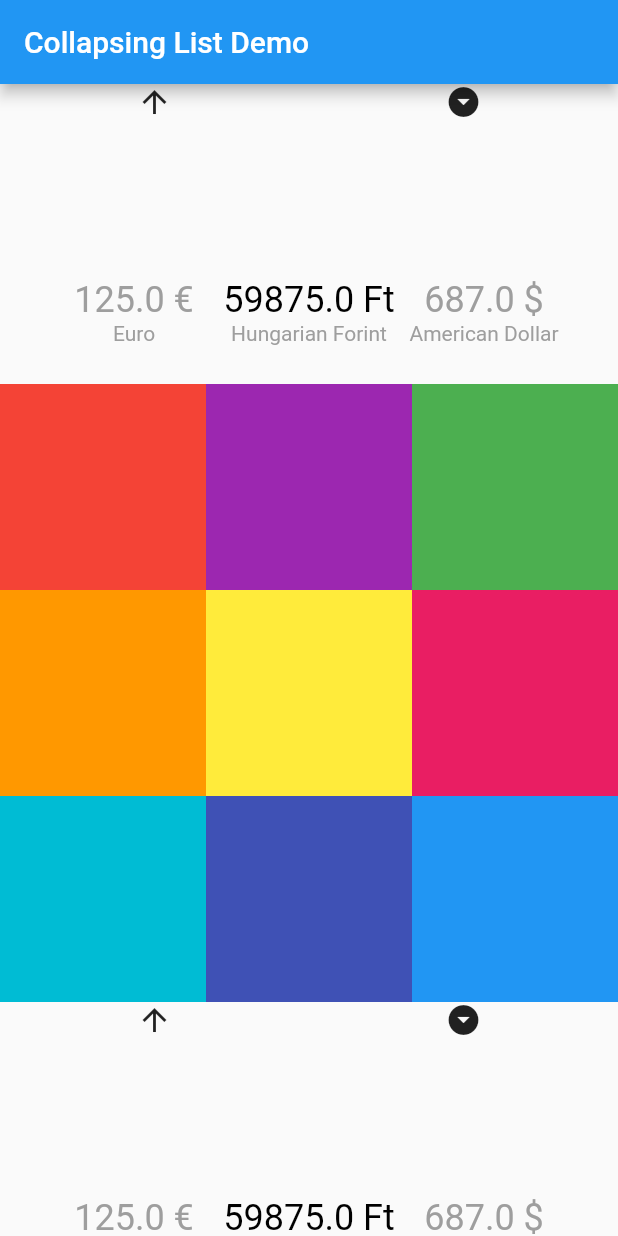
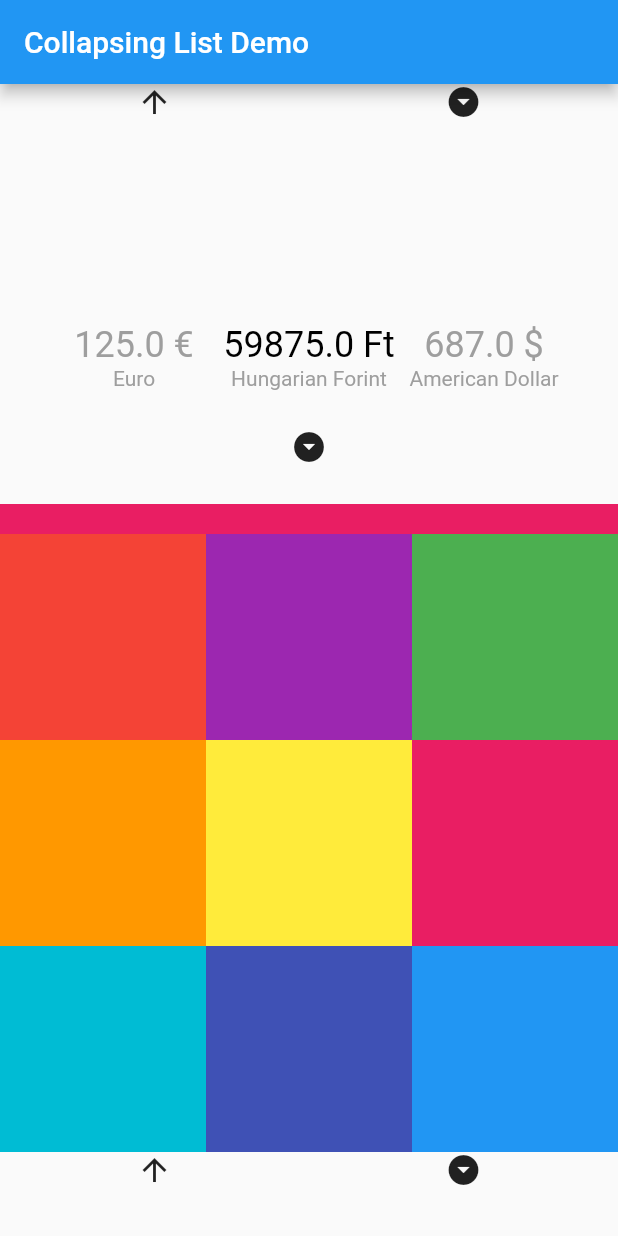
Before and after one commit to pappd/UIDemo, a Flutter app: the screen it shows after launch, on a phone screen of 412 x 824 dp. Run offline on Flutter 3.47's test engine with Material 2 defaults, Android fonts, the light colour scheme and no system bars.

Commit message:
add animated column

```diff
--- /dev/null
+++ b/lib/animated_column.dart
@@ -0,0 +1,36 @@
+import 'package:flutter/material.dart';
+
+class AnimatedColumn extends StatelessWidget {
+  final Widget top;
+  final Widget main;
+  final Widget bottom;
+  final double scale;
+  const AnimatedColumn(this.top, this.main, this.bottom,
+      {Key key, this.scale = 1})
+      : super(key: key);
+
+  @override
+  Widget build(BuildContext context) {
+    return Column(
+      mainAxisAlignment: MainAxisAlignment.end,
+      children: <Widget>[
+        Visibility(
+          child: Opacity(
+            child: top,
+            opacity: scale,
+          ),
+          visible: scale > 0.5,
+        ),
+        Spacer(),
+        main,
+        ClipRect(
+          child: Align(
+            alignment: Alignment.topCenter,
+            heightFactor: -(scale - 1),
+            child: bottom,
+          ),
+        )
+      ],
+    );
+  }
+}
--- a/lib/main.dart
+++ b/lib/main.dart
@@ -6,6 +6,8 @@ import 'package:scrolling_ui/transaction_card.dart';
 import 'package:flutter/foundation.dart';
 import 'package:provider/provider.dart';
 import 'dart:math';
+
+import 'animated_column.dart';
 
 void main() => runApp(MyApp());
 
@@ -61,6 +63,18 @@ class _SliverAppBarDelegate extends SliverPersistentHeaderDelegate {
                         max((200 - 100 - shrinkOffset) / (200 - 100), 0.0),
                   ),
                 ),
+                Container(
+                  height: 70,
+                  child: AnimatedColumn(
+                    Icon(Icons.arrow_drop_down_circle),
+                    Container(
+                      color: Colors.pink,
+                      height: 20,
+                    ),
+                    Icon(Icons.arrow_drop_down_circle),
+                    scale: max((300 - 200 - shrinkOffset) / (300 - 200), 0.0),
+                  ),
+                ),
               ],
             ),
           )
@@ -83,8 +97,8 @@ class CollapsingList extends StatelessWidget {
     return SliverPersistentHeader(
       pinned: true,
       delegate: _SliverAppBarDelegate(
-        minHeight: 70.0,
-        maxHeight: 200.0,
+        minHeight: 170.0,
+        maxHeight: 300.0,
         child: Container(
             color: Colors.lightBlue, child: Center(child: Text(headerText))),
       ),
```
